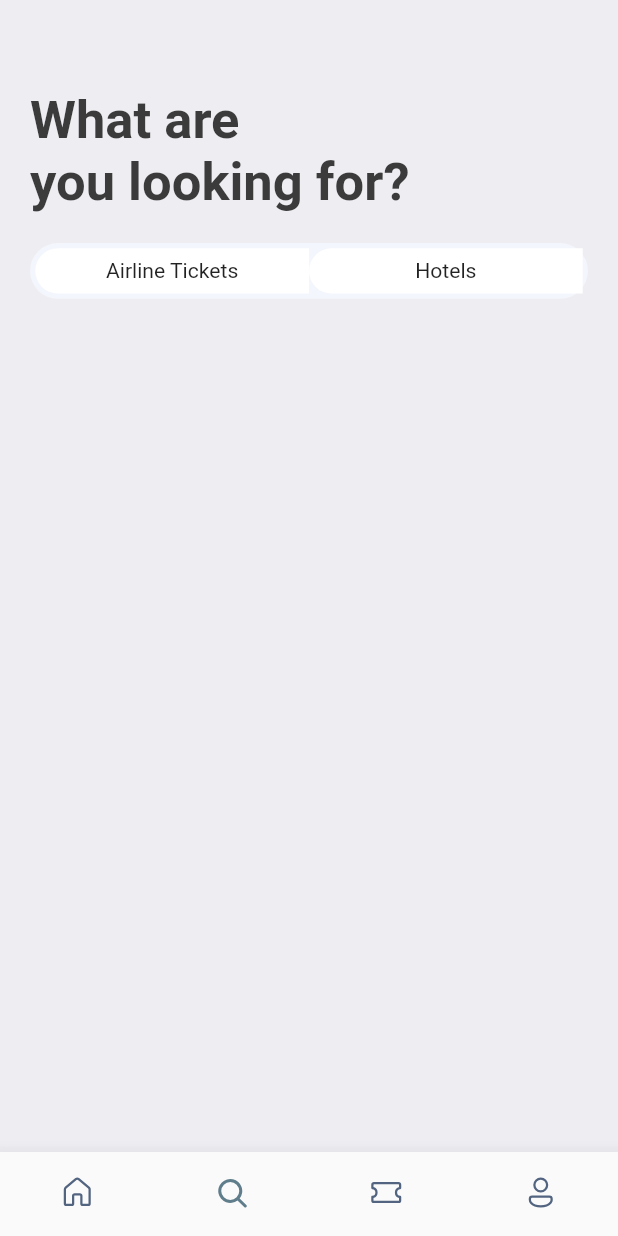
After one commit to Mohaiminul69/ticket-booking-flutter-app, a Flutter app: the screen it shows after launch, item 2 of the bottom bar chosen, on a phone screen of 412 x 824 dp. The commit adds this screen. Run offline on Flutter 3.47's test engine with Material 2 defaults, Android fonts, the phone set to English and light mode, and no system bars; our stand-ins replace fluentui_icons, gap, get.

Commit message:
last push of nascenia

```diff
--- a/lib/screens/bottom_bar.dart
+++ b/lib/screens/bottom_bar.dart
@@ -1,4 +1,5 @@
 import 'package:first_flutter_app/screens/home_screen.dart';
+import 'package:first_flutter_app/screens/search_screen.dart';
 import 'package:fluentui_icons/fluentui_icons.dart';
 import 'package:flutter/cupertino.dart';
 import 'package:flutter/material.dart';
@@ -13,8 +14,8 @@ class BottomBar extends StatefulWidget {
 class _BottomBarState extends State<BottomBar> {
   int _selectedIndex = 0;
   static final List<Widget> _widgetOptions = <Widget>[
-    HomeScreen(),
-    const Text("Search"),
+    const HomeScreen(),
+    const SearchScreen(),
     const Text("Tickets"),
     const Text("Profile"),
   ];
--- /dev/null
+++ b/lib/screens/search_screen.dart
@@ -0,0 +1,63 @@
+import 'package:first_flutter_app/utils/app_layout.dart';
+import 'package:first_flutter_app/utils/app_styles.dart';
+import 'package:flutter/cupertino.dart';
+import 'package:flutter/material.dart';
+import 'package:gap/gap.dart';
+
+class SearchScreen extends StatelessWidget {
+  const SearchScreen({Key? key}) : super(key: key);
+
+  @override
+  Widget build(BuildContext context) {
+    final size = AppLayout.getSize(context);
+    return Scaffold(
+      backgroundColor: Styles.bgColor,
+      body: ListView(
+        padding: EdgeInsets.symmetric(
+            horizontal: AppLayout.getWidth(20),
+            vertical: AppLayout.getHeight(20)),
+        children: [
+          Gap(AppLayout.getHeight(40)),
+          Text("What are\nyou looking for?",
+              style: Styles.headLineStyle1
+                  .copyWith(fontSize: AppLayout.getWidth(35))),
+          Gap(AppLayout.getHeight(20)),
+          FittedBox(
+            child: Container(
+              padding: const EdgeInsets.all(3.5),
+              child: Row(
+                children: [
+                  //Airlines
+                  Container(
+                    width: size.width * .44,
+                    padding:
+                        EdgeInsets.symmetric(vertical: AppLayout.getHeight(7)),
+                    decoration: BoxDecoration(
+                        borderRadius: BorderRadius.horizontal(
+                            left: Radius.circular(AppLayout.getHeight(50))),
+                        color: Colors.white),
+                    child: Center(child: Text("Airline Tickets")),
+                  ),
+                  //Hotels
+                  Container(
+                    width: size.width * .44,
+                    padding:
+                        EdgeInsets.symmetric(vertical: AppLayout.getHeight(7)),
+                    decoration: BoxDecoration(
+                        borderRadius: BorderRadius.horizontal(
+                            left: Radius.circular(AppLayout.getHeight(50))),
+                        color: Colors.white),
+                    child: Center(child: Text("Hotels")),
+                  )
+                ],
+              ),
+              decoration: BoxDecoration(
+                  borderRadius: BorderRadius.circular(AppLayout.getHeight(50)),
+                  color: const Color(0xFFF4F6FD)),
+            ),
+          )
+        ],
+      ),
+    );
+  }
+}
--- a/lib/screens/ticket_view.dart
+++ b/lib/screens/ticket_view.dart
@@ -7,30 +7,38 @@ import '../utils/app_styles.dart';
 import '../widgets/thick_container.dart';
 
 class TicketView extends StatelessWidget {
-  const TicketView({Key? key}) : super(key: key);
+  final Map<String, dynamic> ticket;
+  const TicketView({Key? key, required this.ticket}) : super(key: key);
 
   @override
   Widget build(BuildContext context) {
     final size = AppLayout.getSize(context);
     return SizedBox(
       width: size.width * 0.85,
-      height: 200,
+      height: AppLayout.getHeight(200),
       child: Container(
-        margin: const EdgeInsets.only(left: 16),
+        margin: EdgeInsets.only(left: AppLayout.getHeight(16)),
         child: Column(
           children: [
             Container(
-              decoration: const BoxDecoration(
-                  color: Color(0xFF526799),
-                  borderRadius: BorderRadius.only(
-                      topLeft: Radius.circular(21),
-                      topRight: Radius.circular(21))),
-              padding: const EdgeInsets.all(16),
+              decoration: BoxDecoration(
+                color: Color(0xFF526799),
+                borderRadius: BorderRadius.only(
+                    topLeft: Radius.circular(
+                      AppLayout.getHeight(21),
+                    ),
+                    topRight: Radius.circular(
+                      AppLayout.getHeight(21),
+                    )),
+              ),
+              padding: EdgeInsets.all(
+                AppLayout.getHeight(16),
+              ),
               child: Column(
                 children: [
                   Row(
                     children: [
-                      Text("NYC",
+                      Text('${ticket['from']['code']}',
                           style: Styles.headLineStyle3
                               .copyWith(color: Colors.white)),
                       const Spacer(),
@@ -38,7 +46,7 @@ class TicketView extends StatelessWidget {
                       Expanded(
                           child: Stack(children: [
                         SizedBox(
-                          height: 24,
+                          height: AppLayout.getHeight(24),
                           child: LayoutBuilder(
                             builder: (BuildContext context,
                                 BoxConstraints constraints) {
@@ -70,7 +78,7 @@ class TicketView extends StatelessWidget {
                       ])),
                       ThickContainer(),
                       const Spacer(),
-                      Text("LDN",
+                      Text('${ticket['to']['code']}',
                           style: Styles.headLineStyle3
                               .copyWith(color: Colors.white)),
                     ],
@@ -81,16 +89,16 @@ class TicketView extends StatelessWidget {
                     children: [
                       SizedBox(
                         width: 100,
-                        child: Text("New-York",
+                        child: Text('${ticket['from']['name']}',
                             style: Styles.headLineStyle4
                                 .copyWith(color: Colors.white)),
                       ),
-                      Text("8H 30M",
+                      Text('${ticket['flying_time']}',
                           style: Styles.headLineStyle4
                               .copyWith(color: Colors.white)),
                       SizedBox(
                         width: 100,
-                        child: Text("London",
+                        child: Text('${ticket['to']['name']}',
                             textAlign: TextAlign.end,
                             style: Styles.headLineStyle4
                                 .copyWith(color: Colors.white)),
@@ -181,7 +189,7 @@ class TicketView extends StatelessWidget {
                         crossAxisAlignment: CrossAxisAlignment.start,
                         children: [
                           Text(
-                            "1 MAY",
+                            '${ticket['date']}',
                             style: Styles.headLineStyle3
                                 .copyWith(color: Colors.white),
                           ),
@@ -197,7 +205,7 @@ class TicketView extends StatelessWidget {
                         crossAxisAlignment: CrossAxisAlignment.center,
                         children: [
                           Text(
-                            "08:00 AM",
+                            '${ticket['departure_time']}',
                             style: Styles.headLineStyle3
                                 .copyWith(color: Colors.white),
                           ),
@@ -213,7 +221,7 @@ class TicketView extends StatelessWidget {
                         crossAxisAlignment: CrossAxisAlignment.end,
                         children: [
                           Text(
-                            "23",
+                            '${ticket['number'].toString()}',
                             style: Styles.headLineStyle3
                                 .copyWith(color: Colors.white),
                           ),
--- a/lib/utils/app_layout.dart
+++ b/lib/utils/app_layout.dart
@@ -1,7 +1,27 @@
 import 'package:flutter/cupertino.dart';
+import 'package:get/get_core/src/get_main.dart';
+import 'package:get/get_navigation/src/extension_navigation.dart';
 
-class AppLayout{
-  static getSize(BuildContext context){
+class AppLayout {
+  static getSize(BuildContext context) {
     return MediaQuery.of(context).size;
   }
+
+  static getScreenHeight() {
+    return Get.height;
+  }
+
+  static getScreenWidth() {
+    return Get.width;
+  }
+
+  static getHeight(double pixels) {
+    double x = getScreenHeight() / pixels;
+    return getScreenHeight() / x;
+  }
+
+  static getWidth(double pixels) {
+    double x = getScreenWidth() / pixels;
+    return getScreenWidth() / x;
+  }
 }
--- a/pubspec.yaml
+++ b/pubspec.yaml
@@ -35,6 +35,7 @@ dependencies:
   liquid_swipe: ^3.0.0
   image_picker: ^0.8.4+4
   fluentui_icons: ^1.0.0
+  get:
   gap: ^2.0.0
 
   # The following adds the Cupertino Icons font to your application.
```
Also changed, not shown: lib/screens/home_screen.dart (+3 -6 lines), lib/utils/app_info_list.dart (+31 -0 lines), pubspec.lock, 3 other files.
